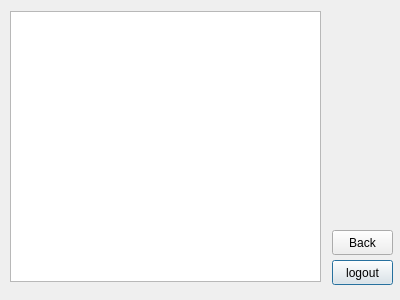
The window that browseanimalsview.ui (maliklewis/comp3004) describes before a commit, drawn with Qt 5.
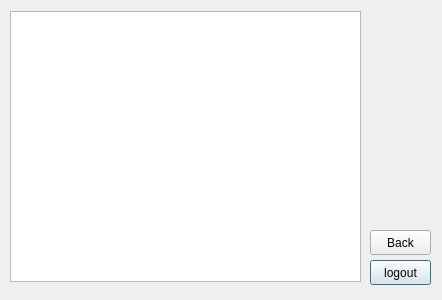
The same window after the commit.

What changed in the file:
```diff
--- a/browseanimalsview.ui
+++ b/browseanimalsview.ui
@@ -6,7 +6,7 @@
    <rect>
     <x>0</x>
     <y>0</y>
-    <width>400</width>
+    <width>442</width>
     <height>300</height>
    </rect>
   </property>
@@ -18,7 +18,7 @@
     <rect>
      <x>10</x>
      <y>11</y>
-     <width>311</width>
+     <width>351</width>
      <height>271</height>
     </rect>
    </property>
@@ -26,7 +26,7 @@
   <widget class="QPushButton" name="logoutButton">
    <property name="geometry">
     <rect>
-     <x>332</x>
+     <x>370</x>
      <y>260</y>
      <width>61</width>
      <height>25</height>
@@ -39,7 +39,7 @@
   <widget class="QPushButton" name="backButton">
    <property name="geometry">
     <rect>
-     <x>332</x>
+     <x>370</x>
      <y>230</y>
      <width>61</width>
      <height>25</height>
```
